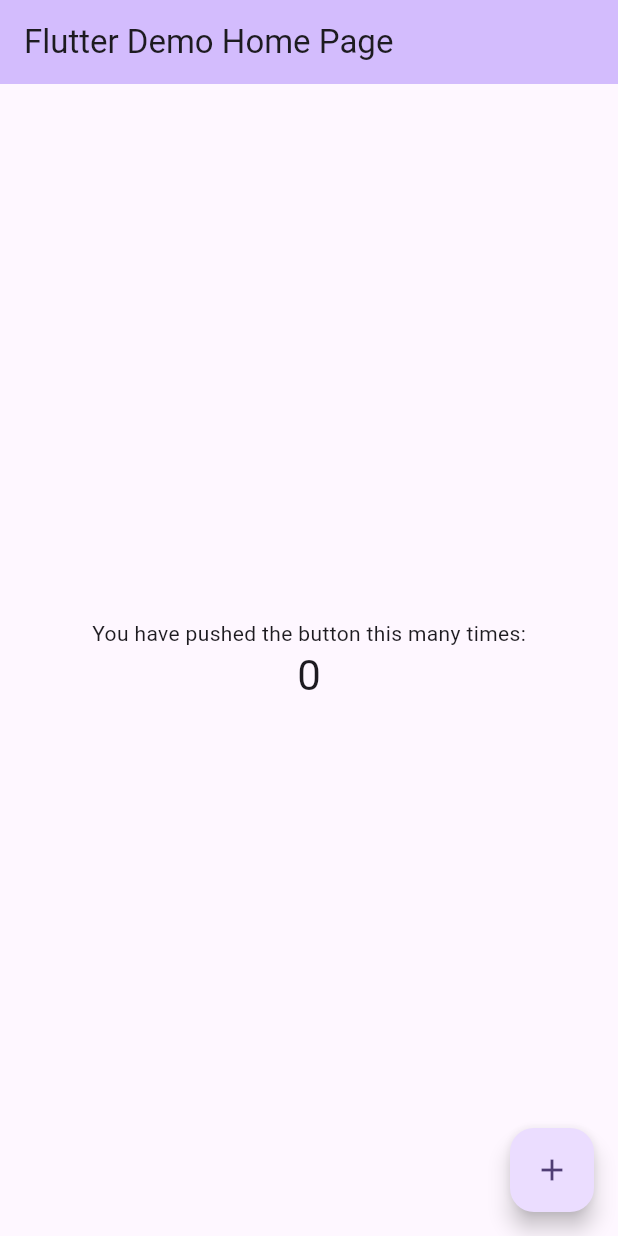
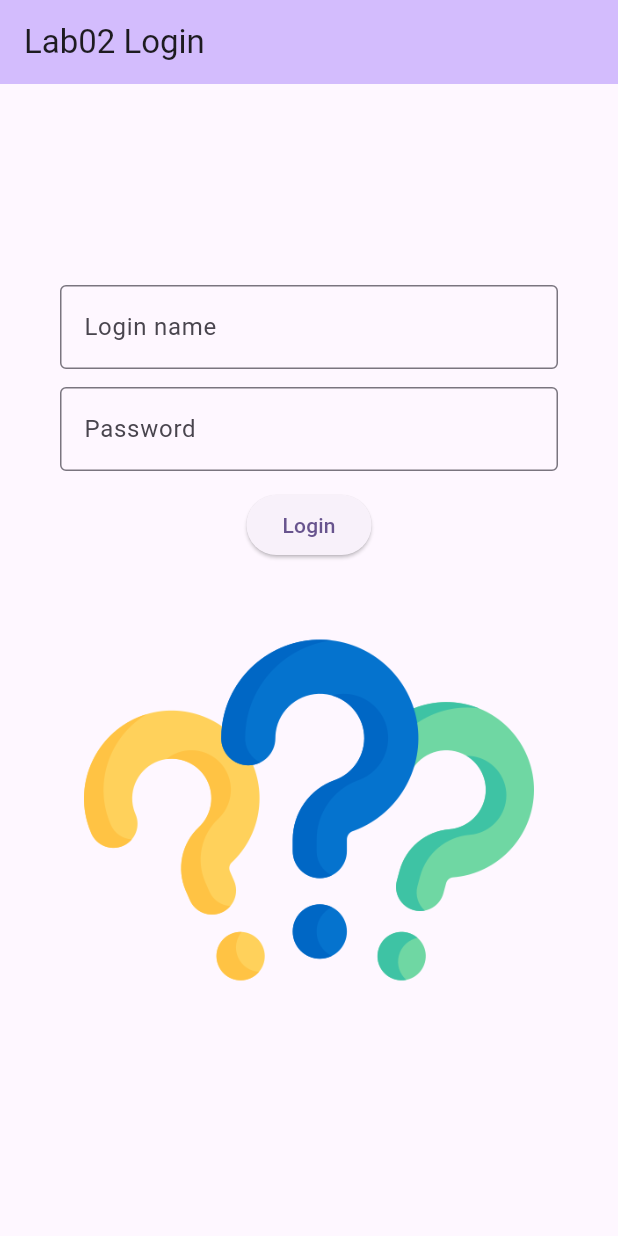
Before and after one commit to fatmahmae/labs_work, a Flutter app: the screen it shows after launch, on a phone screen of 412 x 824 dp. Run offline on Flutter 3.47's test engine with Material 3 defaults, Android fonts, the phone set to English and light mode, and no system bars.

Commit message:
LAB02 final version

```diff
--- a/lib/main.dart
+++ b/lib/main.dart
@@ -7,46 +7,22 @@ void main() {
 class MyApp extends StatelessWidget {
   const MyApp({super.key});
 
-  // This widget is the root of your application.
   @override
   Widget build(BuildContext context) {
     return MaterialApp(
-      title: 'Flutter Demo',
+      title: 'Lab02',
       theme: ThemeData(
-        // This is the theme of your application.
-        //
-        // TRY THIS: Try running your application with "flutter run". You'll see
-        // the application has a purple toolbar. Then, without quitting the app,
-        // try changing the seedColor in the colorScheme below to Colors.green
-        // and then invoke "hot reload" (save your changes or press the "hot
-        // reload" button in a Flutter-supported IDE, or press "r" if you used
-        // the command line to start the app).
-        //
-        // Notice that the counter didn't reset back to zero; the application
-        // state is not lost during the reload. To reset the state, use hot
-        // restart instead.
-        //
-        // This works for code too, not just values: Most code changes can be
-        // tested with just a hot reload.
-        colorScheme: .fromSeed(seedColor: Colors.deepPurple),
+        colorScheme: ColorScheme.fromSeed(seedColor: Colors.deepPurple),
+        useMaterial3: true,
       ),
-      home: const MyHomePage(title: 'Flutter Demo Home Page'),
+      home: const MyHomePage(title: 'Lab02 Login'),
+      debugShowCheckedModeBanner: false,
     );
   }
 }
 
 class MyHomePage extends StatefulWidget {
   const MyHomePage({super.key, required this.title});
-
-  // This widget is the home page of your application. It is stateful, meaning
-  // that it has a State object (defined below) that contains fields that affect
-  // how it looks.
-
-  // This class is the configuration for the state. It holds the values (in this
-  // case the title) provided by the parent (in this case the App widget) and
-  // used by the build method of the State. Fields in a Widget subclass are
-  // always marked "final".
-
   final String title;
 
   @override
@@ -54,69 +30,94 @@ class MyHomePage extends StatefulWidget {
 }
 
 class _MyHomePageState extends State<MyHomePage> {
-  int _counter = 0;
+  // controllers for the two textfields
+  late TextEditingController loginCtrl;
+  late TextEditingController passCtrl;
 
-  void _incrementCounter() {
+  // image starts as question mark
+  String imageSource = "images/question-mark.png";
+  String imageLabel = "Question mark";
+
+  @override
+  void initState() {
+    super.initState();
+    loginCtrl = TextEditingController();
+    passCtrl = TextEditingController();
+  }
+
+  @override
+  void dispose() {
+    loginCtrl.dispose();
+    passCtrl.dispose();
+    super.dispose();
+  }
+
+  void doLogin() {
+    String typedPassword = passCtrl.text;
+
     setState(() {
-      // This call to setState tells the Flutter framework that something has
-      // changed in this State, which causes it to rerun the build method below
-      // so that the display can reflect the updated values. If we changed
-      // _counter without calling setState(), then the build method would not be
-      // called again, and so nothing would appear to happen.
-      _counter++;
+      if (typedPassword == "ASDF") {
+        imageSource = "images/idea.png";     // light bulb
+        imageLabel = "Light bulb";
+      } else {
+        imageSource = "images/stop.png";     // stop sign
+        imageLabel = "Stop sign";
+      }
     });
   }
 
   @override
   Widget build(BuildContext context) {
-    // This method is rerun every time setState is called, for instance as done
-    // by the _incrementCounter method above.
-    //
-    // The Flutter framework has been optimized to make rerunning build methods
-    // fast, so that you can just rebuild anything that needs updating rather
-    // than having to individually change instances of widgets.
     return Scaffold(
       appBar: AppBar(
-        // TRY THIS: Try changing the color here to a specific color (to
-        // Colors.amber, perhaps?) and trigger a hot reload to see the AppBar
-        // change color while the other colors stay the same.
         backgroundColor: Theme.of(context).colorScheme.inversePrimary,
-        // Here we take the value from the MyHomePage object that was created by
-        // the App.build method, and use it to set our appbar title.
         title: Text(widget.title),
       ),
       body: Center(
-        // Center is a layout widget. It takes a single child and positions it
-        // in the middle of the parent.
         child: Column(
-          // Column is also a layout widget. It takes a list of children and
-          // arranges them vertically. By default, it sizes itself to fit its
-          // children horizontally, and tries to be as tall as its parent.
-          //
-          // Column has various properties to control how it sizes itself and
-          // how it positions its children. Here we use mainAxisAlignment to
-          // center the children vertically; the main axis here is the vertical
-          // axis because Columns are vertical (the cross axis would be
-          // horizontal).
-          //
-          // TRY THIS: Invoke "debug painting" (choose the "Toggle Debug Paint"
-          // action in the IDE, or press "p" in the console), to see the
-          // wireframe for each widget.
-          mainAxisAlignment: .center,
+          mainAxisAlignment: MainAxisAlignment.center,
           children: [
-            const Text('You have pushed the button this many times:'),
-            Text(
-              '$_counter',
-              style: Theme.of(context).textTheme.headlineMedium,
+            Padding(
+              padding: const EdgeInsets.fromLTRB(40, 0, 40, 12),
+              child: TextField(
+                controller: loginCtrl,
+                decoration: const InputDecoration(
+                  labelText: "Login name",
+                  border: OutlineInputBorder(),
+                ),
+              ),
+            ),
+
+            Padding(
+              padding: const EdgeInsets.fromLTRB(40, 0, 40, 12),
+              child: TextField(
+                controller: passCtrl,
+                obscureText: true, // IMPORTANT: hides password
+                decoration: const InputDecoration(
+                  labelText: "Password",
+                  border: OutlineInputBorder(),
+                ),
+              ),
+            ),
+
+            ElevatedButton(
+              onPressed: doLogin,
+              child: const Text("Login"),
+            ),
+
+            const SizedBox(height: 16),
+
+            Semantics(
+              label: imageLabel,
+              child: Image.asset(
+                imageSource,
+                width: 300,
+                height: 300,
+              ),
             ),
           ],
         ),
       ),
-      floatingActionButton: FloatingActionButton(
-        onPressed: _incrementCounter,
-        tooltip: 'Increment',
-        child: const Icon(Icons.add),
-      ),
     );
   }
 }
```
Also changed, not shown: pubspec.yaml (+4 -10 lines), images/idea.png (added), images/question-mark.png (added), images/stop.png (added).
